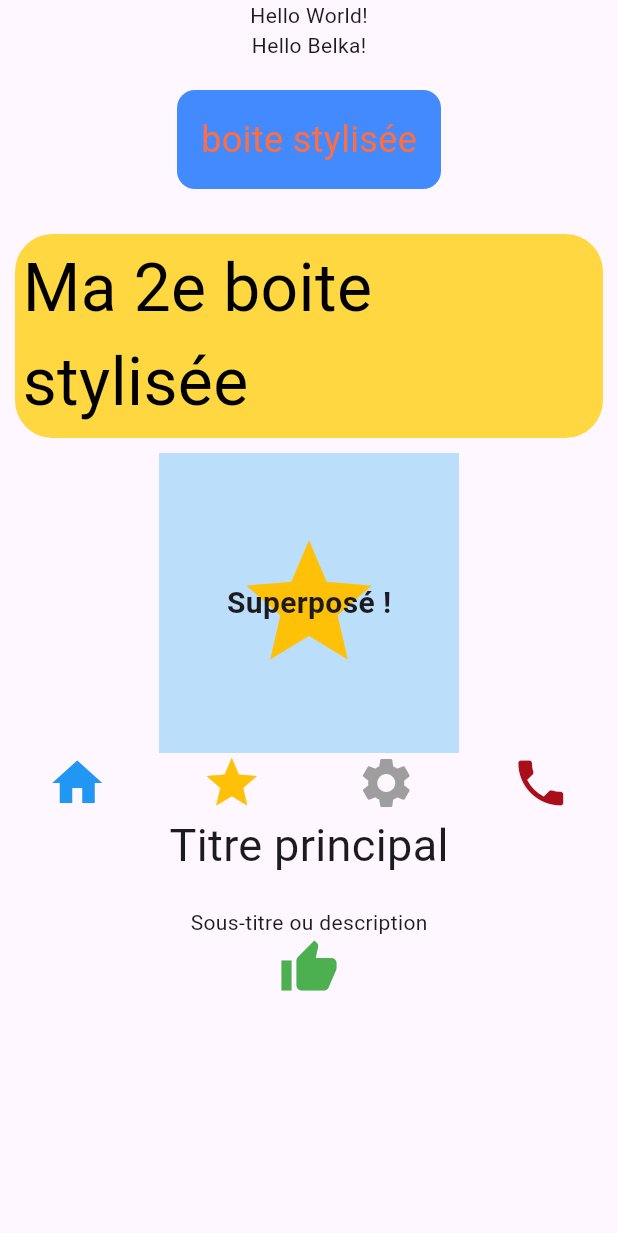
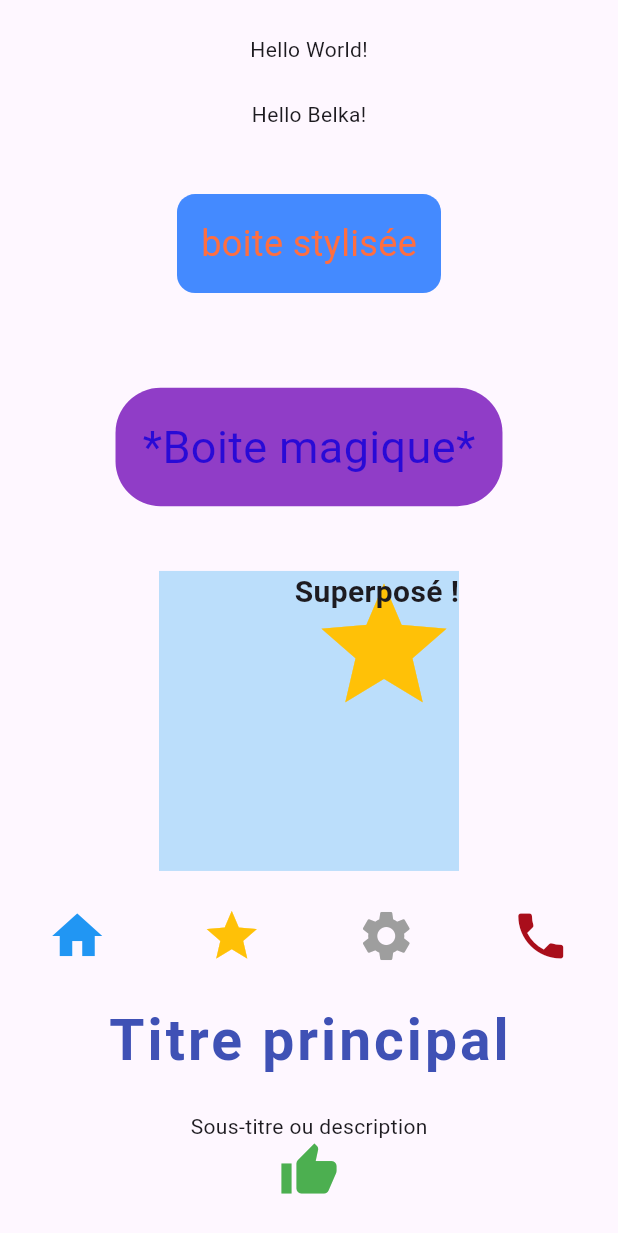
Before and after one commit to Belka1996/Atelier-Flutter-2, a Flutter app: the screen it shows after launch, on a phone screen of 412 x 824 dp. Shown: the top 1233 px of the screen. Run offline on Flutter 3.47's test engine with Material 3 defaults, Android fonts, the phone set to English and light mode, and no system bars.

Commit message:
étape 7 ok

```diff
--- a/lib/main.dart
+++ b/lib/main.dart
@@ -13,6 +13,8 @@ class MainApp extends StatelessWidget {
       home: Scaffold(
         body: Center(
           child: Column(
+            mainAxisAlignment: MainAxisAlignment.spaceEvenly,
+            crossAxisAlignment: CrossAxisAlignment.center,
             children: [
               Text('Hello World!'),
               Text('Hello Belka!'),
@@ -27,17 +29,17 @@ class MainApp extends StatelessWidget {
                 style: TextStyle(color: Colors.deepOrangeAccent,fontSize: 24),
               )),
                Container(
-                margin :EdgeInsets.all(10),
-                padding: EdgeInsets.all(5),
+                margin: EdgeInsets.symmetric(vertical: 20, horizontal: 40),
+                padding: EdgeInsets.all(18),
                 decoration: BoxDecoration(
-                  color: Colors.amberAccent,
-                  borderRadius: BorderRadius.circular(25),
+                  color: const Color.fromARGB(255, 144, 61, 199),
+                  borderRadius: BorderRadius.circular(30),
                 ),
-                child: Text("Ma 2e boite stylisée",
-                style: TextStyle(color: Colors.black,fontSize: 44),
+                child: Text("*Boite magique*",
+                style: TextStyle(color: const Color.fromARGB(255, 41, 10, 214),fontSize: 30),
                 )),
                 Stack(
-                  alignment: Alignment.center,
+                  alignment: Alignment.topRight,
                   children: [
                     Container(width: 200, height: 200, color: Colors.blue[100]),
                     Icon(Icons.star, size: 100, color: Colors.amber),
@@ -58,7 +60,7 @@ class MainApp extends StatelessWidget {
                       mainAxisAlignment: MainAxisAlignment.center,
                       crossAxisAlignment: CrossAxisAlignment.center,
                       children: [
-                        Text('Titre principal', style: TextStyle(fontSize: 30)),
+                        Text('Titre principal', style: TextStyle(fontSize: 38, fontWeight: FontWeight.bold, color: Colors.indigo, letterSpacing: 2)),
                         SizedBox(height: 20),
                         Text('Sous-titre ou description'),
                         Icon(Icons.thumb_up, color: Colors.green, size: 40),
```
